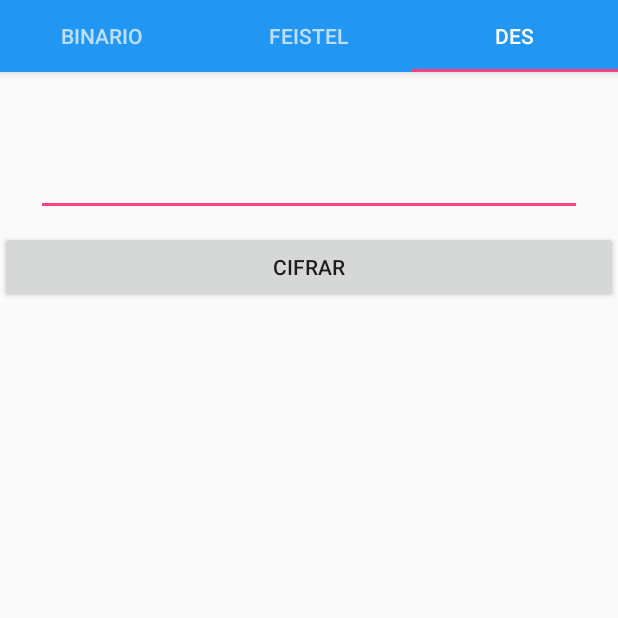
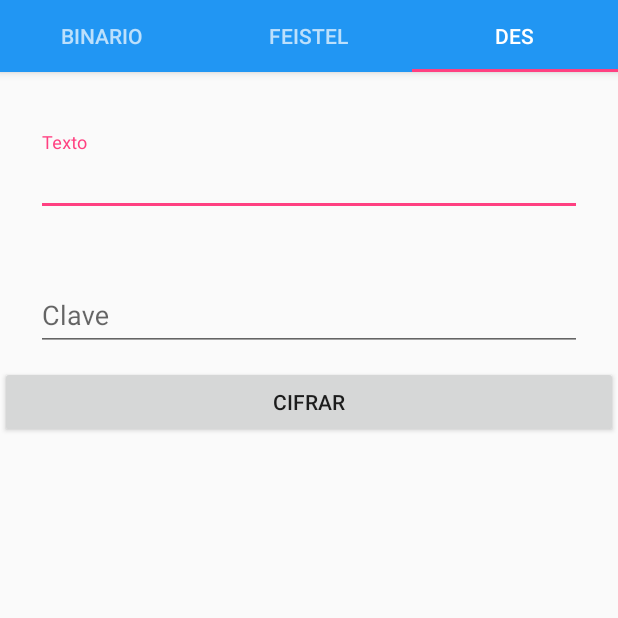
Before and after one commit to Angel45604/BinaryFormat, an Android app: the screen it shows after launch (MainActivity), tab 3 chosen, on a phone screen of 412 x 824 dp, the top half of it. Run offline under Robolectric (Android 15) with nearby library versions, the phone set to English and light mode, and no system bars.

Commit message:
adding key

```diff
--- /dev/null
+++ b/app/src/main/java/com/marcos/angel/binaryformat/fragment/operator/BinaryOperators.java
@@ -0,0 +1,21 @@
+package com.marcos.angel.binaryformat.fragment.operator;
+
+/**
+ * Created by Angel on 12/09/2017.
+ */
+
+public class BinaryOperators {
+
+    public BinaryOperators(){
+
+    }
+
+    public String toBinary(String num) {
+        return""+Long.parseLong(num,2);
+    }
+
+    public String toDec(String num){
+        return""+Long.toBinaryString(Long.parseLong(num));
+    }
+
+}
--- a/app/src/main/res/layout/fragment_section3.xml
+++ b/app/src/main/res/layout/fragment_section3.xml
@@ -28,7 +28,25 @@
                 <android.support.design.widget.TextInputEditText
                     android:id="@+id/plainText"
                     android:layout_width="match_parent"
-                    android:layout_height="wrap_content" />
+                    android:layout_height="wrap_content"
+                    android:hint="Texto"/>
+
+            </android.support.design.widget.TextInputLayout>
+
+            <android.support.design.widget.TextInputLayout
+                android:layout_marginLeft="24dp"
+                android:layout_marginRight="24dp"
+                android:layout_marginTop="24dp"
+                android:layout_marginBottom="10dp"
+                android:layout_width="match_parent"
+                android:layout_height="wrap_content">
+
+                <android.support.design.widget.TextInputEditText
+                    android:id="@+id/cipherKey"
+                    android:layout_width="match_parent"
+                    android:layout_height="wrap_content"
+                    android:hint="Clave"
+                    android:maxLength="8"/>
 
             </android.support.design.widget.TextInputLayout>
 
```
Also changed, not shown: app/src/main/java/com/marcos/angel/binaryformat/fragment/DES/DES.java (+20 -17 lines), app/src/main/java/com/marcos/angel/binaryformat/fragment/binary/Section1Fragment.java (+17 -44 lines), app/src/main/java/com/marcos/angel/binaryformat/fragment/operator/SimpleOperators.java (added, +45 -0 lines).
